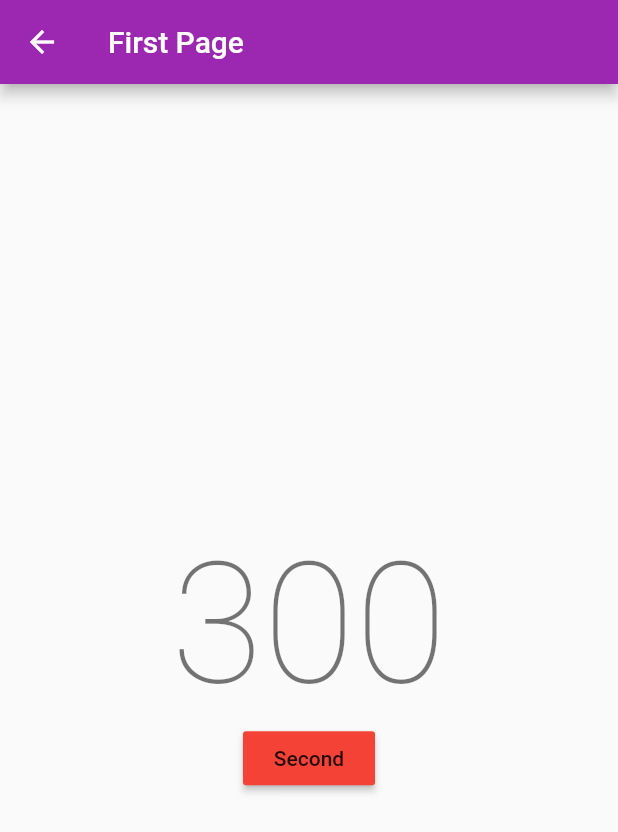
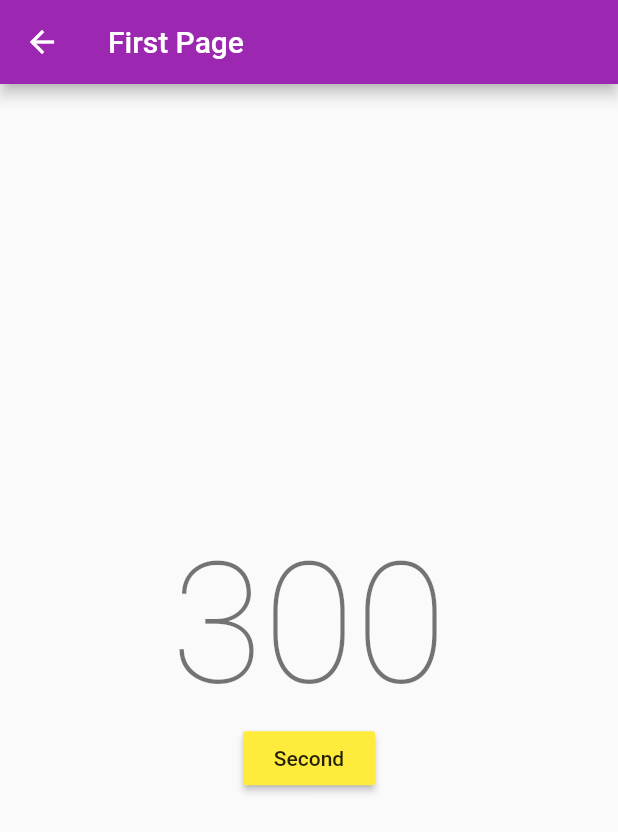
Before and after one commit to Javillionaire/flutter_application_2, a Flutter app: the screen it shows after launch, after a tap on "First", on a phone screen of 412 x 824 dp. Shown: the top 832 px of the screen. Run offline on Flutter 3.47's test engine with Material 2 defaults, Android fonts, the phone set to English and light mode, and no system bars.

Commit message:
changing color

```diff
--- a/lib/pages/firstPage/firstPage.dart
+++ b/lib/pages/firstPage/firstPage.dart
@@ -36,7 +36,7 @@ class _FirstPageState extends State<FirstPage> {
                 Navigator.of(context)
                     .pushNamed(SecondPage.route, arguments: {'data': 13});
               },
-              color: Colors.red,
+              color: Colors.yellow,
               child: const Text('Second'),
             )
           ],
--- a/lib/pages/homePage/homePage.dart
+++ b/lib/pages/homePage/homePage.dart
@@ -30,7 +30,7 @@ class _HomePageState extends State<HomePage> {
                     builder: (context) => const FirstPage(data: 300)));
                 setState(() {});
               },
-              color: Colors.red,
+              color: Colors.yellow,
               child: const Text('First'),
             )
           ],
--- a/lib/pages/thirdPage/thirdPage.dart
+++ b/lib/pages/thirdPage/thirdPage.dart
@@ -22,7 +22,7 @@ class _ThirdPageState extends State<ThirdPage> {
         onPressed: () {
           Navigator.of(context).popUntil(ModalRoute.withName(HomePage.route));
         },
-        color: Colors.red,
+        color: Colors.yellow,
         child: const Text('Home'),
       )),
     );
```
